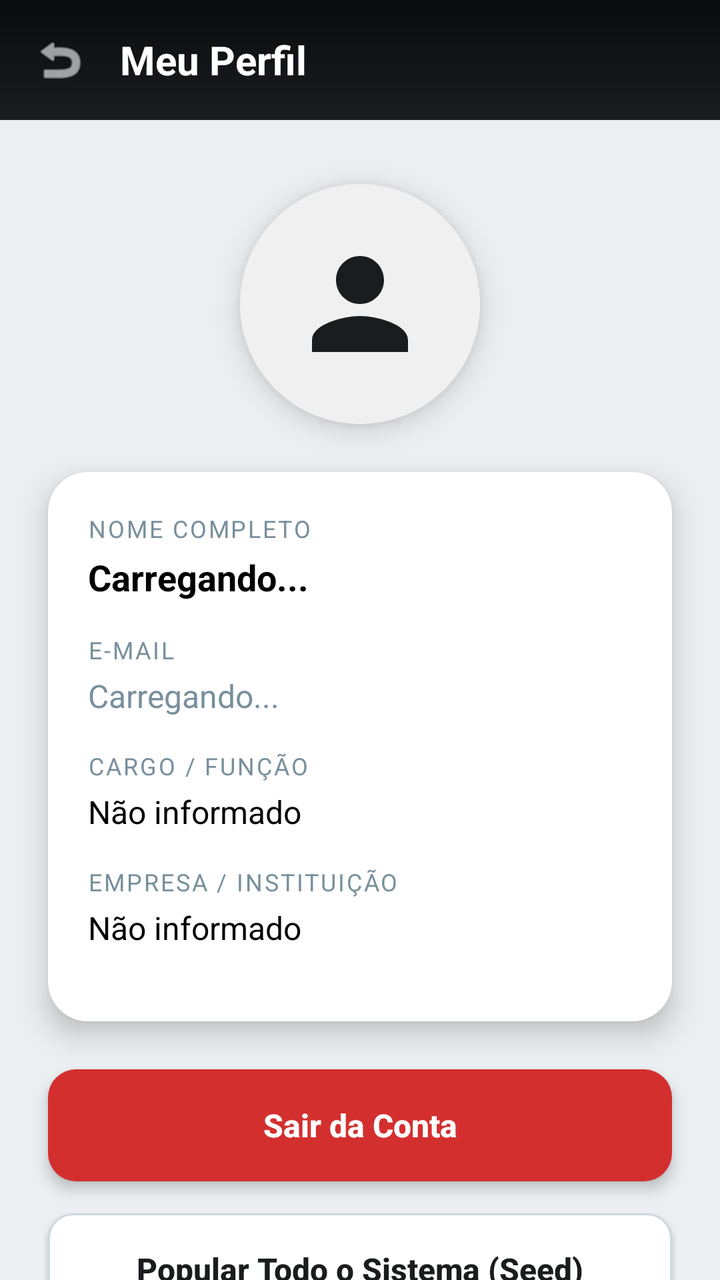
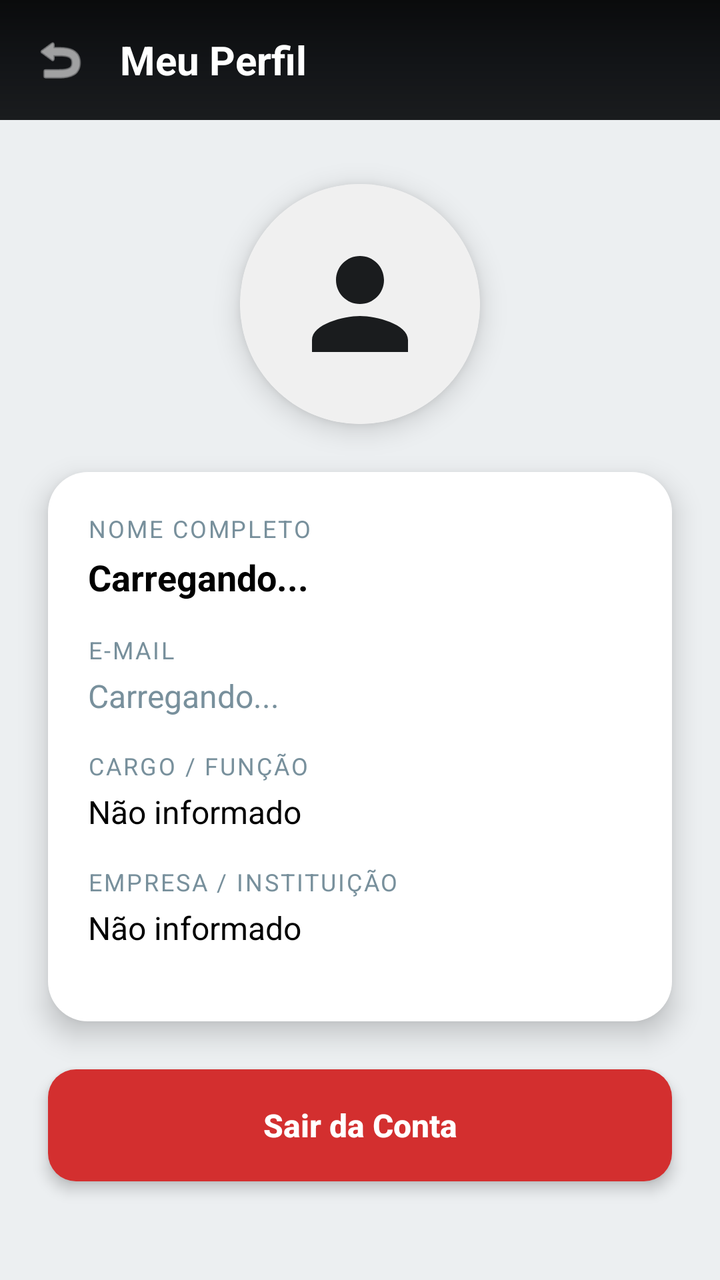

Screens rendered from an Android XML layout before and after an edit, with the pre-edit source and the edit as a unified diff.
<!-- AndroidManifest.xml: application theme AppTheme -->
<!-- res/layout/activity_tela_perfil.xml -->
<?xml version="1.0" encoding="utf-8"?>
<androidx.constraintlayout.widget.ConstraintLayout xmlns:android="http://schemas.android.com/apk/res/android"
    xmlns:app="http://schemas.android.com/apk/res-auto"
    xmlns:tools="http://schemas.android.com/tools"
    android:layout_width="match_parent"
    android:layout_height="match_parent"
    android:background="@color/surface_gray"
    tools:context=".TelaPerfil">

    <LinearLayout
        android:id="@+id/toolbar_perfil"
        android:layout_width="match_parent"
        android:layout_height="wrap_content"
        android:background="@drawable/background"
        android:gravity="center_vertical"
        android:orientation="horizontal"
        android:padding="16dp"
        android:paddingTop="32dp"
        app:layout_constraintTop_toTopOf="parent">

        <ImageView
            android:id="@+id/ic_voltar"
            android:layout_width="28dp"
            android:layout_height="28dp"
            android:src="@android:drawable/ic_menu_revert"
            app:tint="@color/white" />

        <TextView
            android:layout_width="wrap_content"
            android:layout_height="wrap_content"
            android:layout_marginStart="16dp"
            android:text="Meu Perfil"
            android:textColor="@color/white"
            android:textSize="20sp"
            android:textStyle="bold" />
    </LinearLayout>

    <androidx.cardview.widget.CardView
        android:id="@+id/containerUserCard"
        android:layout_width="120dp"
        android:layout_height="120dp"
        android:layout_marginTop="32dp"
        app:cardCornerRadius="60dp"
        app:cardElevation="8dp"
        app:layout_constraintEnd_toEndOf="parent"
        app:layout_constraintStart_toStartOf="parent"
        app:layout_constraintTop_toBottomOf="@id/toolbar_perfil">

        <ImageView
            android:id="@+id/img_user_placeholder"
            android:layout_width="match_parent"
            android:layout_height="match_parent"
            android:background="#F0F0F0"
            android:padding="24dp"
            android:src="@drawable/person"
            app:tint="@color/azul_imepac" />
    </androidx.cardview.widget.CardView>

    <androidx.constraintlayout.widget.ConstraintLayout
        android:id="@+id/cardInfo"
        style="@style/ContainerComponents"
        android:layout_marginTop="32dp"
        android:padding="20dp"
        app:layout_constraintEnd_toEndOf="parent"
        app:layout_constraintStart_toStartOf="parent"
        app:layout_constraintTop_toBottomOf="@id/containerUserCard">

        <TextView
            android:id="@+id/label_perfil_nome"
            style="@style/FieldLabel"
            android:layout_marginHorizontal="0dp"
            android:layout_marginTop="0dp"
            android:text="NOME COMPLETO"
            app:layout_constraintTop_toTopOf="parent" />

        <TextView
            android:id="@+id/textNomeUser"
            android:layout_width="0dp"
            android:layout_height="wrap_content"
            android:layout_marginTop="4dp"
            android:text="Carregando..."
            android:textColor="@color/black"
            android:textSize="18sp"
            android:textStyle="bold"
            app:layout_constraintEnd_toEndOf="parent"
            app:layout_constraintStart_toStartOf="parent"
            app:layout_constraintTop_toBottomOf="@id/label_perfil_nome" />

        <TextView
            android:id="@+id/label_perfil_email"
            style="@style/FieldLabel"
            android:layout_marginHorizontal="0dp"
            android:text="E-MAIL"
            app:layout_constraintTop_toBottomOf="@id/textNomeUser" />

        <TextView
            android:id="@+id/textEmailUser"
            android:layout_width="0dp"
            android:layout_height="wrap_content"
            android:layout_marginTop="4dp"
            android:text="Carregando..."
            android:textColor="@color/text_secondary"
            android:textSize="16sp"
            app:layout_constraintEnd_toEndOf="parent"
            app:layout_constraintStart_toStartOf="parent"
            app:layout_constraintTop_toBottomOf="@id/label_perfil_email" />

        <TextView
            android:id="@+id/label_perfil_cargo"
            style="@style/FieldLabel"
            android:layout_marginHorizontal="0dp"
            android:text="CARGO / FUNÇÃO"
            app:layout_constraintTop_toBottomOf="@id/textEmailUser" />

        <TextView
            android:id="@+id/textCargoUser"
            android:layout_width="0dp"
            android:layout_height="wrap_content"
            android:layout_marginTop="4dp"
            android:text="Não informado"
            android:textColor="@color/black"
            android:textSize="16sp"
            app:layout_constraintEnd_toEndOf="parent"
            app:layout_constraintStart_toStartOf="parent"
            app:layout_constraintTop_toBottomOf="@id/label_perfil_cargo" />

        <TextView
            android:id="@+id/label_perfil_empresa"
            style="@style/FieldLabel"
            android:layout_marginHorizontal="0dp"
            android:text="EMPRESA / INSTITUIÇÃO"
            app:layout_constraintTop_toBottomOf="@id/textCargoUser" />

        <TextView
            android:id="@+id/textEmpresaUser"
            android:layout_width="0dp"
            android:layout_height="wrap_content"
            android:layout_marginTop="4dp"
            android:layout_marginBottom="16dp"
            android:text="Não informado"
            android:textColor="@color/black"
            android:textSize="16sp"
            app:layout_constraintBottom_toBottomOf="parent"
            app:layout_constraintEnd_toEndOf="parent"
            app:layout_constraintStart_toStartOf="parent"
            app:layout_constraintTop_toBottomOf="@id/label_perfil_empresa" />

    </androidx.constraintlayout.widget.ConstraintLayout>

    <androidx.appcompat.widget.AppCompatButton
        android:id="@+id/bt_sair"
        style="@style/ButtonDanger"
        android:layout_width="match_parent"
        android:layout_marginTop="24dp"
        android:text="Sair da Conta"
        app:layout_constraintTop_toBottomOf="@id/cardInfo" />

    <androidx.appcompat.widget.AppCompatButton
        android:id="@+id/btn_seed_full"
        style="@style/ButtonOutline"
        android:layout_width="match_parent"
        android:layout_marginTop="16dp"
        android:text="Popular Todo o Sistema (Seed)"
        app:layout_constraintTop_toBottomOf="@id/bt_sair" />

</androidx.constraintlayout.widget.ConstraintLayout>
<!-- resources referenced by this layout -->
<resources>
  <color name="azul_imepac">#1A1C1E</color>
  <color name="black">#FF000000</color>
  <color name="surface_gray">#ECEFF1</color>
  <color name="text_secondary">#78909C</color>
  <color name="white">#FFFFFFFF</color>
  <!-- drawable background (drawable) -->
  <?xml version="1.0" encoding="utf-8"?>
  <shape xmlns:android="http://schemas.android.com/apk/res/android">
      <gradient
          android:startColor="#1A1C1E"
          android:centerColor="#121417"
          android:endColor="#0A0B0C"
          android:angle="90" />
  </shape>
  <!-- drawable person (drawable) -->
  <vector xmlns:android="http://schemas.android.com/apk/res/android"
      android:width="24dp"
      android:height="24dp"
      android:viewportWidth="24"
      android:viewportHeight="24"
      android:tint="#000000">
    <path
        android:fillColor="@android:color/white"
        android:pathData="M12,12c2.21,0 4,-1.79 4,-4s-1.79,-4 -4,-4 -4,1.79 -4,4 1.79,4 4,4zM12,14c-2.67,0 -8,1.34 -8,4v2h16v-2c0,-2.66 -5.33,-4 -8,-4z"/>
  </vector>
  <style name="ButtonDanger" parent="ButtonCustom">
          <item name="android:backgroundTint">@color/danger</item>
      </style>
  <style name="ButtonOutline">
          <item name="android:layout_width">match_parent</item>
          <item name="android:layout_height">56dp</item>
          <item name="android:layout_marginHorizontal">24dp</item>
          <item name="android:layout_marginTop">12dp</item>
          <item name="android:background">@drawable/card_background</item>
          <item name="android:textColor">@color/azul_imepac</item>
          <item name="android:textSize">16sp</item>
          <item name="android:textStyle">bold</item>
          <item name="android:textAllCaps">false</item>
      </style>
  <style name="ContainerComponents">
          <item name="android:layout_width">match_parent</item>
          <item name="android:layout_height">wrap_content</item>
          <item name="android:background">@drawable/container_components</item>
          <item name="android:layout_margin">24dp</item>
          <item name="android:padding">16dp</item>
          <item name="android:elevation">8dp</item> </style>
  <style name="AppTheme" parent="Theme.MaterialComponents.Light.NoActionBar">
          <item name="colorPrimary">@color/primary_dark</item>
          <item name="colorPrimaryDark">@color/primary_surface</item>
          <item name="colorAccent">@color/accent_teal</item>
      </style>
  <color name="danger">#D32F2F</color>
  <!-- drawable card_background (drawable) -->
  ﻿<?xml version="1.0" encoding="utf-8"?>
  <shape xmlns:android="http://schemas.android.com/apk/res/android">
      <solid android:color="@color/surface_white"/>
      <corners android:radius="12dp"/>
      <stroke android:width="1dp" android:color="@color/divider"/>
  </shape>
  <!-- drawable container_components (drawable) -->
  <?xml version="1.0" encoding="utf-8"?>
  <shape xmlns:android="http://schemas.android.com/apk/res/android">
      <solid android:color="@color/white"/>
      <corners android:radius="20dp"/>
  </shape>
  <color name="primary_dark">#121417</color>
  <color name="primary_surface">#1A1C1E</color>
  <color name="accent_teal">#00BFA5</color>
  <!-- drawable button_selector (drawable) -->
  <?xml version="1.0" encoding="utf-8"?>
  <ripple xmlns:android="http://schemas.android.com/apk/res/android"
      android:color="#40FFFFFF"> <item>
      <shape>
          <gradient
              android:startColor="@color/accent_teal"
              android:centerColor="@color/accent_teal_dark"
              android:endColor="@color/primary_dark"
              android:angle="180" />
          <corners android:radius="14dp"/>
      </shape>
  </item>
  </ripple>
  <color name="surface_white">#FFFFFF</color>
  <color name="divider">#CFD8DC</color>
  <color name="accent_teal_dark">#00897B</color>
  <!-- unchanged entries left out for length: 2 -->
</resources>

<!-- the commit's change to res/layout/activity_tela_perfil.xml (unified diff, before → after) -->
@@ -152,15 +152,8 @@
         style="@style/ButtonDanger"
         android:layout_width="match_parent"
         android:layout_marginTop="24dp"
+        android:layout_marginHorizontal="24dp"
         android:text="Sair da Conta"
         app:layout_constraintTop_toBottomOf="@id/cardInfo" />
 
-    <androidx.appcompat.widget.AppCompatButton
-        android:id="@+id/btn_seed_full"
-        style="@style/ButtonOutline"
-        android:layout_width="match_parent"
-        android:layout_marginTop="16dp"
-        android:text="Popular Todo o Sistema (Seed)"
-        app:layout_constraintTop_toBottomOf="@id/bt_sair" />
-
 </androidx.constraintlayout.widget.ConstraintLayout>
<!-- resource entries referenced after the edit -->
@@ -28,17 +28,6 @@
   <style name="ButtonDanger" parent="ButtonCustom">
           <item name="android:backgroundTint">@color/danger</item>
       </style>
-  <style name="ButtonOutline">
-          <item name="android:layout_width">match_parent</item>
-          <item name="android:layout_height">56dp</item>
-          <item name="android:layout_marginHorizontal">24dp</item>
-          <item name="android:layout_marginTop">12dp</item>
-          <item name="android:background">@drawable/card_background</item>
-          <item name="android:textColor">@color/azul_imepac</item>
-          <item name="android:textSize">16sp</item>
-          <item name="android:textStyle">bold</item>
-          <item name="android:textAllCaps">false</item>
-      </style>
   <style name="ContainerComponents">
           <item name="android:layout_width">match_parent</item>
           <item name="android:layout_height">wrap_content</item>
@@ -52,13 +41,6 @@
           <item name="colorAccent">@color/accent_teal</item>
       </style>
   <color name="danger">#D32F2F</color>
-  <!-- drawable card_background (drawable) -->
-  ﻿<?xml version="1.0" encoding="utf-8"?>
-  <shape xmlns:android="http://schemas.android.com/apk/res/android">
-      <solid android:color="@color/surface_white"/>
-      <corners android:radius="12dp"/>
-      <stroke android:width="1dp" android:color="@color/divider"/>
-  </shape>
   <!-- drawable container_components (drawable) -->
   <?xml version="1.0" encoding="utf-8"?>
   <shape xmlns:android="http://schemas.android.com/apk/res/android">
@@ -82,8 +64,6 @@
       </shape>
   </item>
   </ripple>
-  <color name="surface_white">#FFFFFF</color>
-  <color name="divider">#CFD8DC</color>
   <color name="accent_teal_dark">#00897B</color>
   <!-- unchanged entries left out for length: 2 -->
 </resources>
